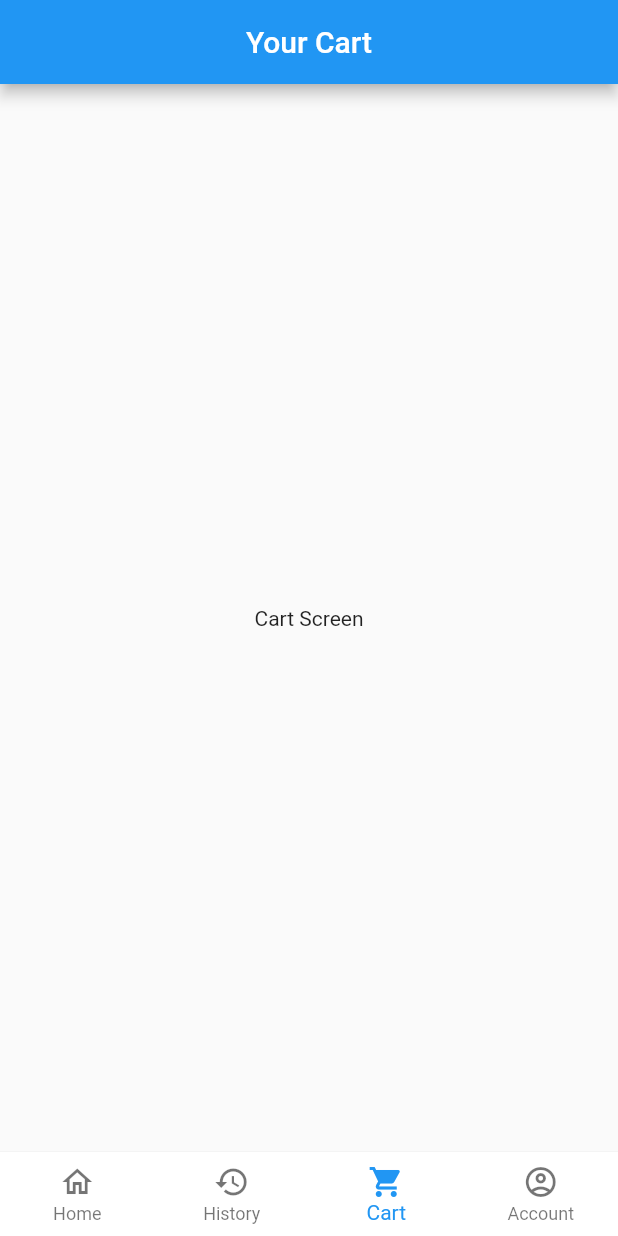
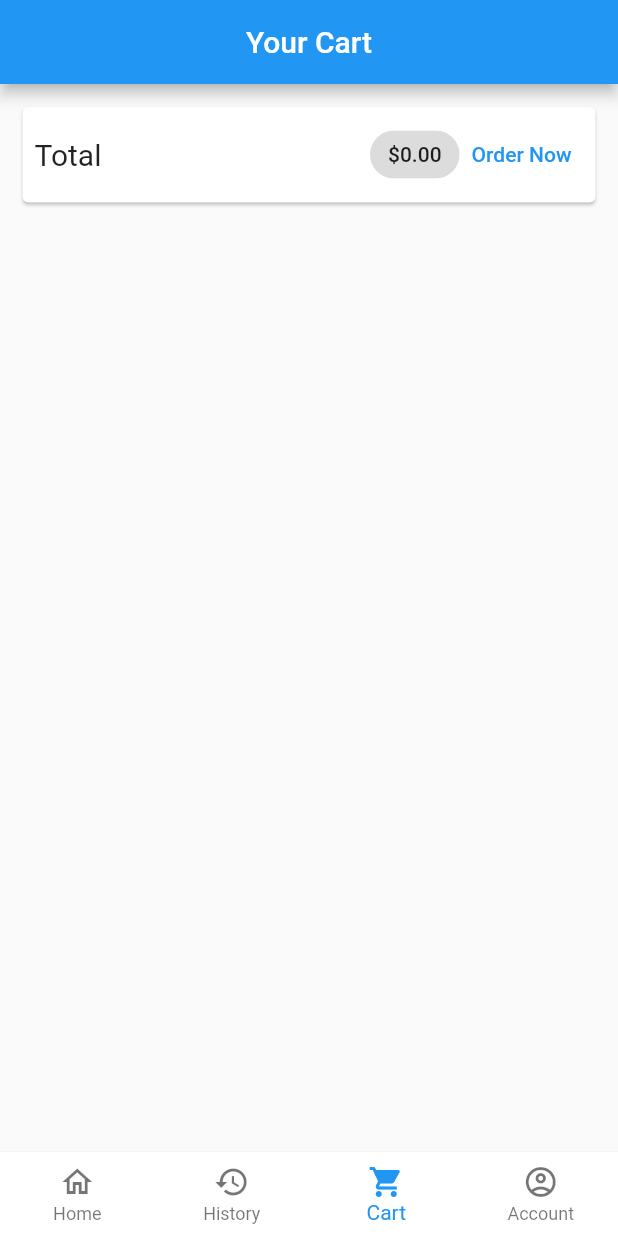
Before and after one commit to cmtboy/e_shop, a Flutter app: the screen it shows after launch, item 3 of the bottom bar chosen, on a phone screen of 412 x 824 dp. Run offline on Flutter 3.47's test engine with Material 2 defaults, Android fonts, the light colour scheme and no system bars; our stand-ins replace badges.

Commit message:
cart functionality and cart screen added

```diff
--- a/lib/main.dart
+++ b/lib/main.dart
@@ -1,3 +1,4 @@
+import 'package:e_shop/providers/cart_provider.dart';
 import 'package:e_shop/providers/product_provider.dart';
 import 'package:e_shop/screens/history_screen/HistoryScreen.dart';
 import 'package:e_shop/screens/product_details/product_details_screen.dart';
@@ -16,8 +17,15 @@ class EShop extends StatelessWidget {
 
   @override
   Widget build(BuildContext context) {
-    return ChangeNotifierProvider(
-      create: (context) => ProductProvider(),
+    return MultiProvider(
+      providers: [
+        ChangeNotifierProvider(
+          create: (context) => ProductProvider(),
+        ),
+        ChangeNotifierProvider(
+          create: ((context) => CartProvider()),
+        )
+      ],
       child: MaterialApp(
         theme: ThemeData.light().copyWith(
             bottomNavigationBarTheme: BottomNavigationBarThemeData(
--- /dev/null
+++ b/lib/providers/cart_provider.dart
@@ -0,0 +1,54 @@
+import 'package:flutter/foundation.dart';
+
+class Cart {
+  final String id;
+  final String title;
+  final int quantity;
+  final double price;
+  Cart(
+      {required this.id,
+      required this.price,
+      required this.quantity,
+      required this.title});
+}
+
+class CartProvider with ChangeNotifier {
+  Map<String, Cart> _items = {};
+
+  Map<String, Cart> get cartItems {
+    return {..._items};
+  }
+
+  int get itemCount {
+    return _items.length;
+  }
+
+  double get totalAmount {
+    double total = 0.0;
+    _items.forEach((key, value) {
+      total += value.price * value.quantity;
+    });
+    return total;
+  }
+
+  void addItem(String productId, double price, String title) {
+    if (_items.containsKey(productId)) {
+      _items.update(
+          productId,
+          (value) => Cart(
+              id: value.id,
+              price: value.price,
+              quantity: value.quantity + 1,
+              title: value.title));
+    } else {
+      _items.putIfAbsent(
+          productId,
+          () => Cart(
+              id: DateTime.now().toString(),
+              price: price,
+              quantity: 1,
+              title: title));
+    }
+    notifyListeners();
+  }
+}
--- a/lib/screens/cart_screen/CartScreen.dart
+++ b/lib/screens/cart_screen/CartScreen.dart
@@ -1,16 +1,40 @@
+import 'package:e_shop/providers/cart_provider.dart';
 import 'package:flutter/material.dart';
+import 'package:provider/provider.dart';
 
 class CartScreen extends StatelessWidget {
   const CartScreen({super.key});
 
   @override
   Widget build(BuildContext context) {
+    var cart = Provider.of<CartProvider>(context);
     return Scaffold(
-      appBar: AppBar(
-        title: const Text("Your Cart"),
-        centerTitle: true,
-      ),
-      body: const Center(child: Text("Cart Screen")),
-    );
+        appBar: AppBar(
+          title: const Text("Your Cart"),
+          centerTitle: true,
+        ),
+        body: Column(
+          children: [
+            Card(
+              margin: EdgeInsets.all(15),
+              child: Padding(
+                padding: EdgeInsets.all(8),
+                child: Row(
+                    mainAxisAlignment: MainAxisAlignment.spaceBetween,
+                    children: [
+                      Text(
+                        'Total',
+                        style: TextStyle(fontSize: 20),
+                      ),
+                      Spacer(),
+                      Chip(
+                          label:
+                              Text('\$${cart.totalAmount.toStringAsFixed(2)}')),
+                      TextButton(onPressed: () {}, child: Text('Order Now'))
+                    ]),
+              ),
+            )
+          ],
+        ));
   }
 }
--- a/lib/screens/home_screen/HomeScreen.dart
+++ b/lib/screens/home_screen/HomeScreen.dart
@@ -3,6 +3,7 @@ import 'package:e_shop/screens/home_screen/product_widget.dart';
 import 'package:e_shop/widgets/cart_icon_button.dart';
 import 'package:flutter/material.dart';
 import 'package:provider/provider.dart';
+import 'package:e_shop/providers/cart_provider.dart';
 
 class HomeScreen extends StatelessWidget {
   const HomeScreen({super.key});
@@ -10,6 +11,7 @@ class HomeScreen extends StatelessWidget {
   @override
   Widget build(BuildContext context) {
     var products = Provider.of<ProductProvider>(context).getProducts();
+    var cartInfo = Provider.of<CartProvider>(context);
     return Scaffold(
         backgroundColor: Colors.white,
         appBar: AppBar(
@@ -18,7 +20,7 @@ class HomeScreen extends StatelessWidget {
           //ToDo:pass icon data
           actions: [
             CartIconButton(
-              totalAddedItem: '3',
+              totalAddedItem: cartInfo.itemCount.toString(),
             )
           ],
         ),
--- a/lib/widgets/cart_icon_button.dart
+++ b/lib/widgets/cart_icon_button.dart
@@ -13,7 +13,7 @@ class CartIconButton extends StatelessWidget {
         Navigator.pushNamed(context, 'cartScreen');
       },
       icon: Badge(
-        badgeContent: Text('3'),
+        badgeContent: Text('$totalAddedItem'),
         child: Icon(Icons.shopping_cart),
       ),
     );
```
Also changed, not shown: lib/screens/product_details/product_details_screen.dart (+9 -1 lines).
